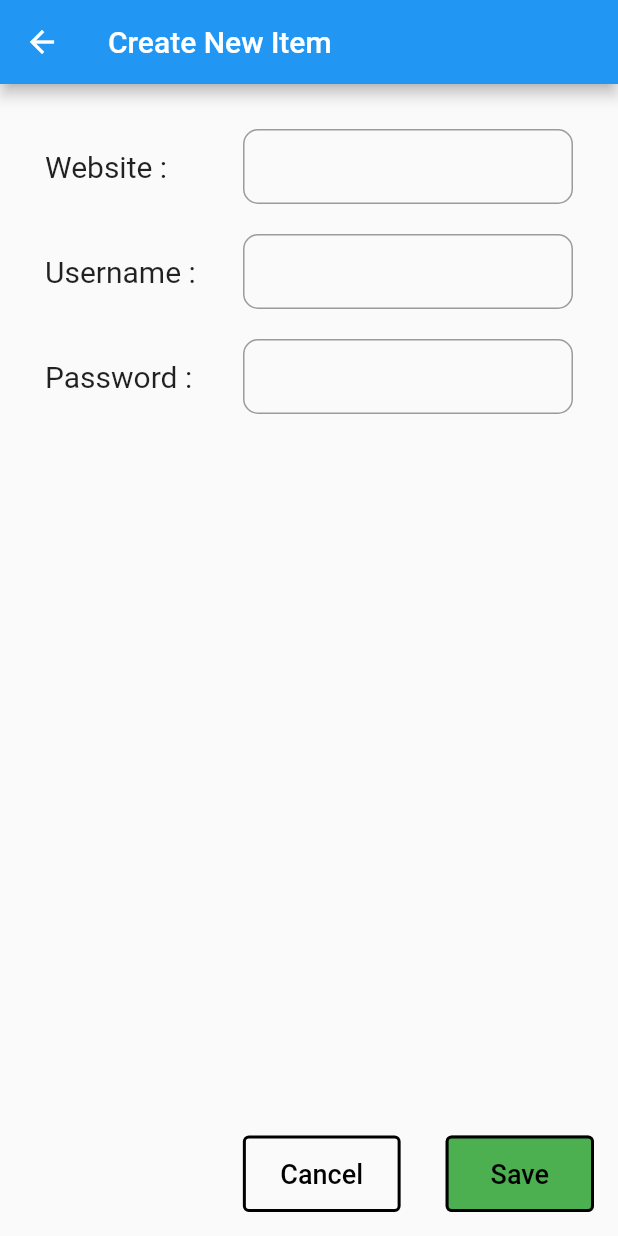
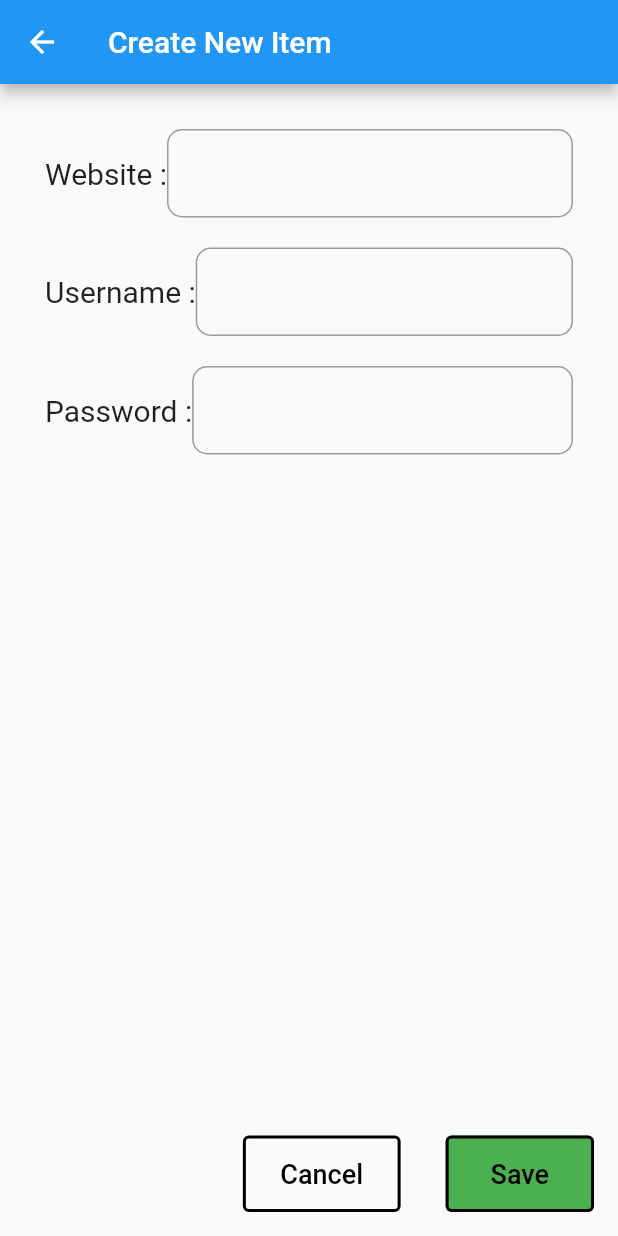
Before and after one commit to amirulabu/password_manager, a Flutter app: the screen it shows after launch, after a tap on the "add circle outline" icon, on a phone screen of 412 x 824 dp. Run offline on Flutter 3.47's test engine with Material 2 defaults, Android fonts, the phone set to English and light mode, and no system bars; our stand-ins replace get_it, shared_preferences.

```diff
--- a/lib/core/model/info.dart
+++ b/lib/core/model/info.dart
@@ -1,15 +1,9 @@
-import 'dart:convert';
+class Info {
+  String website = "";
+  String username = "";
+  String password = "";
 
-class Info {
-  String? website;
-  String? username;
-  String? password;
-
-  Info({
-    this.website,
-    this.username,
-    this.password,
-  });
+  Info({required this.website, required this.username, required this.password});
 
   Info.fromJson(Map<String, dynamic> json) {
     website = json['website'];
@@ -17,32 +11,11 @@ class Info {
     password = json['password'];
   }
 
-  Map<String, dynamic> toJson(Info info) => {
-        'email': info.website,
-        'username': info.username,
-        'password': info.password,
-      };
-
-  String encodeUser(Info info) => json.encode(toJson(info));
-
-  Info decodeUser(String user) => Info.fromJson(json.decode(user));
-}
-
-class UsernameResponse {
-  String? message;
-  int? status;
-
-  UsernameResponse({this.message, this.status});
-
-  UsernameResponse.fromJson(Map<String, dynamic> json) {
-    message = json['message'];
-    status = json['status'];
-  }
-
   Map<String, dynamic> toJson() {
-    final data = <String, dynamic>{};
-    data['message'] = message;
-    data['status'] = status;
+    final Map<String, dynamic> data = new Map<String, dynamic>();
+    data['website'] = this.website;
+    data['username'] = this.username;
+    data['password'] = this.password;
     return data;
   }
 }
--- a/lib/core/router/router.dart
+++ b/lib/core/router/router.dart
@@ -1,10 +1,11 @@
 import 'package:flutter/material.dart';
+import 'package:password_manager/core/model/info.dart';
 import 'package:password_manager/ui/view/new_item.dart';
 import 'package:password_manager/ui/view/user_info.dart';
 
 class NavRouter {
-  static const String createNewItemRoute = 'createnewitemroute';
-  static const String createUserInfoRoute = 'createuserinforoute';
+  static const String newitem = 'newitem';
+  static const String userinfo = 'userinfo';
 
   static MaterialPageRoute _pageRoute(Widget page, settings) {
     return MaterialPageRoute(
@@ -16,10 +17,11 @@ class NavRouter {
 
   static Route<dynamic> generateRoute(RouteSettings settings) {
     switch (settings.name) {
-      case createNewItemRoute:
+      case newitem:
         return _pageRoute(NewItem(), settings);
-      case createUserInfoRoute:
-        return _pageRoute(UserInfoView(), settings);
+      case userinfo:
+        return _pageRoute(
+            UserInfoView(info: (settings.arguments as Info)), settings);
       default:
         return MaterialPageRoute(
             builder: (_) => Scaffold(
--- a/lib/ui/view/landing_screen.dart
+++ b/lib/ui/view/landing_screen.dart
@@ -1,50 +1,79 @@
 import 'package:flutter/material.dart';
-import 'package:password_manager/core/locator/locator.dart';
-import 'package:password_manager/core/router/router.dart';
-import 'package:password_manager/core/service/navigator/navigation_service.dart';
 import 'package:password_manager/core/viewModel/landing_view_model.dart';
 import 'package:password_manager/ui/view/base_view.dart';
+import 'package:password_manager/ui/view/new_item.dart';
+import 'package:password_manager/ui/view/user_info.dart';
 import 'package:provider/provider.dart';
 
 class LandingScreen extends StatelessWidget {
-  final NavigationService? _navigationService = locator<NavigationService>();
-
   @override
   Widget build(BuildContext context) {
-    return BaseView<LandingViewModel>(builder: (context, viewModel, _) {
+    return BaseView<LandingViewModel>(
+      onModelReady: (viewModel) async {
+        await viewModel.getUserInfo();
+      },
+      builder: (context, vm, _) {
         return Consumer<LandingViewModel>(builder: (context, viewModel, _) {
           return SafeArea(
             child: Scaffold(
                 appBar: AppBar(
                   title: Text('Password Manager'),
-                actions: [_createNewItem(context)],
+                  actions: [
+                    IconButton(
+                      onPressed: () {
+                        viewModel.getUserInfo();
+                      },
+                      icon: Icon(Icons.refresh),
+                    ),
+                    _createNewItem(context, viewModel),
+                  ],
                 ),
                 body: buildWebsite(context, viewModel)),
           );
         });
-    });
+      },
+    );
   }
 
-  Widget _createNewItem(BuildContext context) {
+  Widget _createNewItem(BuildContext context, LandingViewModel viewModel) {
     return ButtonTheme(
       materialTapTargetSize: MaterialTapTargetSize.shrinkWrap,
       minWidth: 0,
       height: 0,
       child: IconButton(
         icon: Icon(Icons.add_circle_outline),
-          onPressed: () =>
-              _navigationService!.navigateTo(NavRouter.createNewItemRoute)),
+        onPressed: () => Navigator.push(
+          context,
+          MaterialPageRoute(
+            builder: (context) =>
+                ChangeNotifierProvider<LandingViewModel>.value(
+              value: viewModel,
+              child: NewItem(),
+            ),
+          ),
+        ),
+      ),
     );
   }
 
   Widget buildWebsite(BuildContext context, LandingViewModel viewModel) {
     return ListView.builder(
+      itemCount: viewModel.infoList.length,
       itemBuilder: (context, index) {
+        final info = viewModel.infoList[index];
         return ListTile(
-          title: Text('${viewModel.info?.website ?? ''}'),
-          onTap: () {
-            _navigationService!.navigateTo(NavRouter.createUserInfoRoute);
-          },
+          title: Text(info.website),
+          subtitle: Text(info.username),
+          onTap: () => Navigator.push(
+            context,
+            MaterialPageRoute(
+              builder: (context) =>
+                  ChangeNotifierProvider<LandingViewModel>.value(
+                value: viewModel,
+                child: UserInfoView(info: info),
+              ),
+            ),
+          ),
         );
       },
     );
--- a/lib/ui/view/new_item.dart
+++ b/lib/ui/view/new_item.dart
@@ -16,7 +16,9 @@ class NewItem extends StatelessWidget {
 
   @override
   Widget build(BuildContext context) {
-    return BaseView<LandingViewModel>(builder: (context, viewModel, _) {
+    return BaseView<LandingViewModel>(
+        viewModel: Provider.of<LandingViewModel>(context),
+        builder: (context, viewModel, _) {
           return Consumer<LandingViewModel>(builder: (context, viewModel, _) {
             return Scaffold(
               appBar: AppBar(
@@ -31,10 +33,7 @@ class NewItem extends StatelessWidget {
                         Row(
                           children: [
                             Text('Website :', style: TextStyle(fontSize: 20)),
-                        Expanded(child: Container()),
-                        Container(
-                          width: 220,
-                          height: 50,
+                            Expanded(
                               child: TextFormField(
                                 controller: websiteController,
                                 decoration: InputDecoration(
@@ -49,10 +48,7 @@ class NewItem extends StatelessWidget {
                         Row(
                           children: [
                             Text('Username :', style: TextStyle(fontSize: 20)),
-                        Expanded(child: Container()),
-                        Container(
-                          width: 220,
-                          height: 50,
+                            Expanded(
                               child: TextFormField(
                                 validator: Validation.validateEmail,
                                 controller: usernameController,
@@ -68,10 +64,7 @@ class NewItem extends StatelessWidget {
                         Row(
                           children: [
                             Text('Password :', style: TextStyle(fontSize: 20)),
-                        Expanded(child: Container()),
-                        Container(
-                          width: 220,
-                          height: 50,
+                            Expanded(
                               child: TextFormField(
                                 controller: passwordController,
                                 decoration: InputDecoration(
@@ -93,7 +86,8 @@ class NewItem extends StatelessWidget {
                       _navigationService!.pop();
                     },
                     style: TextButton.styleFrom(
-                  padding: EdgeInsets.symmetric(horizontal: 25, vertical: 15),
+                      padding:
+                          EdgeInsets.symmetric(horizontal: 25, vertical: 15),
                       primary: Colors.black,
                       side: BorderSide(width: 2, color: Colors.black),
                     ),
@@ -107,10 +101,13 @@ class NewItem extends StatelessWidget {
                     onPressed: () async {
                       await viewModel.saveUserInfo(websiteController.text,
                           usernameController.text, passwordController.text);
+                      showSnackBar(context, 'Info is saved!');
+                      await viewModel.getUserInfo();
                       _navigationService!.pop();
                     },
                     style: TextButton.styleFrom(
-                  padding: EdgeInsets.symmetric(horizontal: 30, vertical: 15),
+                      padding:
+                          EdgeInsets.symmetric(horizontal: 30, vertical: 15),
                       primary: Colors.black,
                       backgroundColor: Colors.green,
                       side: BorderSide(width: 2, color: Colors.black),
```
Also changed, not shown: lib/core/service/service.dart (+14 -7 lines), lib/core/sharedpreference/preferences_service.dart (+44 -8 lines), lib/core/viewModel/landing_view_model.dart (+19 -19 lines), lib/ui/view/user_info.dart (+21 -27 lines). Lines whose indentation alone changed are shown as unchanged.
